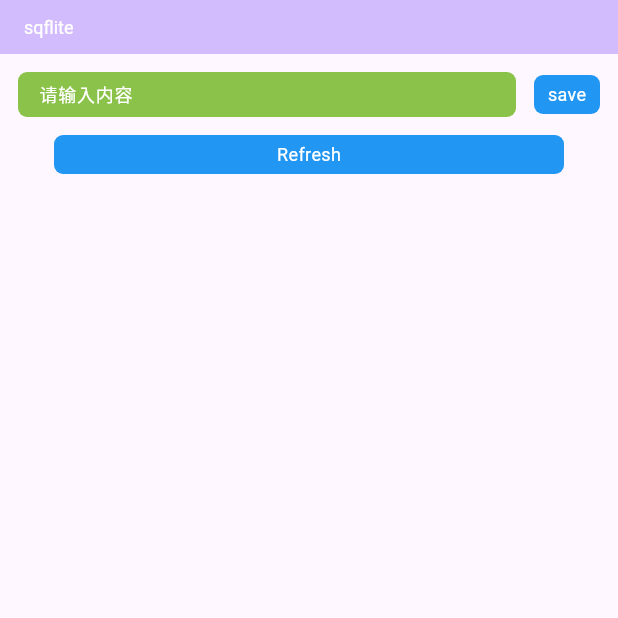
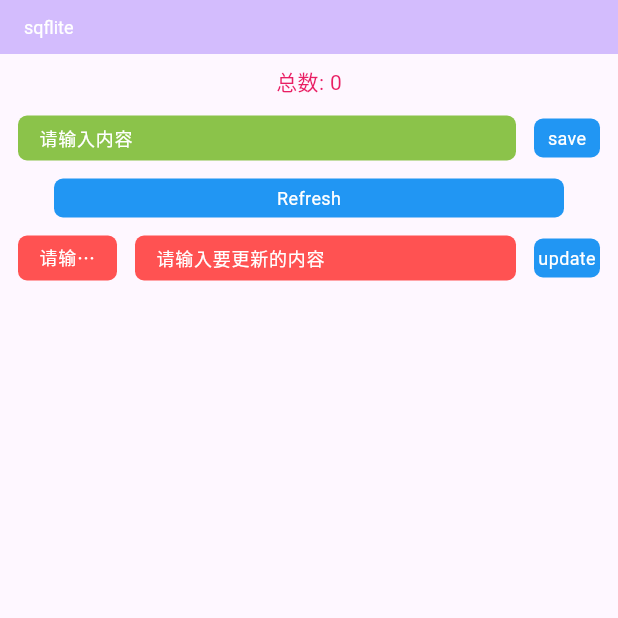
Before and after one commit to haganWu/chat_db, a Flutter app: the screen it shows after launch, after a tap on "save", on a phone screen of 412 x 824 dp, the top half of it. Run offline on Flutter 3.47's test engine with Material 2 defaults, Android fonts, the phone set to English and light mode, and no system bars; our stand-ins replace sqflite; accounts and stored records are empty.

Commit message:
完成数据库案例开发

```diff
--- a/lib/dao/note_dao.dart
+++ b/lib/dao/note_dao.dart
@@ -1,3 +1,4 @@
+import 'package:chat_db/model/NoteModel.dart';
 import 'package:sqflite/sqflite.dart';
 
 /// 数据表接口
@@ -6,9 +7,20 @@ abstract class ITable {
 }
 
 abstract class INote {
-  void saveNode(String content);
+  /// 保存笔记
+  void saveNote(NoteModel model);
 
-  Future<List<String>> getAllNote();
+  /// 删除笔记
+  void deleteNote(int id);
+
+  /// 更新笔记
+  void update(NoteModel model);
+
+  /// 获取笔记数量
+  Future<int> getNoteCount();
+
+  /// 获取所有笔记
+  Future<List<NoteModel>> getAllNote();
 }
 
 class NoteDao implements INote, ITable {
@@ -22,14 +34,30 @@ class NoteDao implements INote, ITable {
   }
 
   @override
-  Future<List<String>> getAllNote() async {
+  Future<List<NoteModel>> getAllNote() async {
     var results = await db.rawQuery('select * from $tableName');
-    var list = results.map((item) => item['content'] as String).toList();
+    var list = results.map((item) => NoteModel.fromJson(item)).toList();
     return list;
   }
 
   @override
-  void saveNode(String content) {
-    db.insert(tableName, {'content': content});
+  void saveNote(NoteModel model) {
+    db.insert(tableName, model.toJson());
+  }
+
+  @override
+  void deleteNote(int id) {
+    db.delete(tableName, where: 'id=$id');
+  }
+
+  @override
+  Future<int> getNoteCount() async {
+    var result = await db.query(tableName, columns: ['COUNT(*) as cnt']);
+    return result.first['cnt'] as int;
+  }
+
+  @override
+  void update(NoteModel model) {
+    db.update(tableName, model.toJson(), where: 'id=?', whereArgs: [model.id]);
   }
 }
--- a/lib/database/hi_storage.dart
+++ b/lib/database/hi_storage.dart
@@ -1,4 +1,5 @@
 import 'package:chat_db/dao/note_dao.dart';
+import 'package:chat_db/model/NoteModel.dart';
 import 'package:flutter/cupertino.dart';
 import 'package:sqflite/sqflite.dart';
 
@@ -39,12 +40,27 @@ class HiStorage implements INote {
   }
 
   @override
-  Future<List<String>> getAllNote() {
+  Future<List<NoteModel>> getAllNote() {
     return NoteDao(_db).getAllNote();
   }
 
   @override
-  void saveNode(String content) {
-    NoteDao(_db).saveNode(content);
+  void saveNote(NoteModel model) {
+    NoteDao(_db).saveNote(model);
+  }
+
+  @override
+  void deleteNote(int id) {
+    NoteDao(_db).deleteNote(id);
+  }
+
+  @override
+  Future<int> getNoteCount() {
+    return NoteDao(_db).getNoteCount();
+  }
+
+  @override
+  void update(NoteModel model) {
+    NoteDao(_db).update(model);
   }
 }
--- a/lib/im_db_page.dart
+++ b/lib/im_db_page.dart
@@ -1,4 +1,5 @@
 import 'package:chat_db/database/hi_storage.dart';
+import 'package:chat_db/model/NoteModel.dart';
 import 'package:flutter/material.dart';
 
 import 'dao/note_dao.dart';
@@ -13,9 +14,14 @@ class IMDBPage extends StatefulWidget {
 class _IMDBPageState extends State<IMDBPage> {
   late HiStorage storage;
   late INote noteDao;
-  List<String> noteList = [];
+  List<NoteModel> noteList = [];
   String _inputContent = '';
   final _controller = TextEditingController();
+  int? _updateId;
+  int _count = 0;
+  String _updateContent = '';
+  final _updateIdController = TextEditingController();
+  final _updateContentController = TextEditingController();
 
   get topInput {
     return Container(
@@ -64,12 +70,77 @@ class _IMDBPageState extends State<IMDBPage> {
   get bottomContent {
     return Expanded(
         child: Container(
-      padding: const EdgeInsets.only(left: 12, right: 12),
+      padding: const EdgeInsets.only(left: 12, top: 12, right: 12),
       child: ListView.builder(
         itemCount: noteList.length,
         itemBuilder: (BuildContext _, int index) => _itemWidget(index),
       ),
     ));
+  }
+
+  get updateWidget {
+    return Container(
+      margin: const EdgeInsets.only(left: 12, top: 12, right: 12),
+      child: Row(
+        mainAxisAlignment: MainAxisAlignment.spaceBetween,
+        children: [
+          Container(
+              margin: const EdgeInsets.only(right: 12),
+              width: 66,
+              child: TextField(
+                onChanged: (text) => _updateId = int.parse(text),
+                controller: _updateIdController,
+                cursorColor: Colors.red,
+                style: const TextStyle(fontSize: 12, color: Colors.white, fontWeight: FontWeight.w400),
+                // 输入框样式
+                decoration: InputDecoration(
+                    // 圆角
+                    border: OutlineInputBorder(borderRadius: BorderRadius.circular(6), borderSide: const BorderSide(width: 0, style: BorderStyle.none)),
+                    filled: true,
+                    // 输入框样式的大小约束
+                    constraints: const BoxConstraints(maxHeight: 30),
+                    fillColor: Colors.redAccent,
+                    contentPadding: const EdgeInsets.only(left: 10),
+                    hintStyle: const TextStyle(fontSize: 12, color: Colors.white),
+                    hintText: '请输入id'),
+              )),
+          Expanded(
+            child: TextField(
+              onChanged: (text) => _updateContent = text,
+              controller: _updateContentController,
+              cursorColor: Colors.red,
+              style: const TextStyle(fontSize: 12, color: Colors.white, fontWeight: FontWeight.w400),
+              // 输入框样式
+              decoration: InputDecoration(
+                  // 圆角
+                  border: OutlineInputBorder(borderRadius: BorderRadius.circular(6), borderSide: const BorderSide(width: 0, style: BorderStyle.none)),
+                  filled: true,
+                  // 输入框样式的大小约束
+                  constraints: const BoxConstraints(maxHeight: 30),
+                  fillColor: Colors.redAccent,
+                  contentPadding: const EdgeInsets.only(left: 10),
+                  hintStyle: const TextStyle(fontSize: 12, color: Colors.white),
+                  hintText: '请输入要更新的内容'),
+            ),
+          ),
+          Container(
+            margin: const EdgeInsets.only(left: 12),
+            width: 44,
+            height: 26,
+            decoration: BoxDecoration(color: Colors.blue, borderRadius: BorderRadius.circular(6)),
+            child: Center(
+              child: InkWell(
+                onTap: () => _doUpdate(_updateId, _updateContent),
+                child: const Text(
+                  'update',
+                  style: TextStyle(fontSize: 12, color: Colors.white),
+                ),
+              ),
+            ),
+          )
+        ],
+      ),
+    );
   }
 
   @override
@@ -89,6 +160,11 @@ class _IMDBPageState extends State<IMDBPage> {
           )),
       body: Column(
         children: [
+          const SizedBox(height: 8),
+          Text(
+            '总数: $_count',
+            style: const TextStyle(fontSize: 14, color: Colors.pink),
+          ),
           topInput,
           Container(
             margin: const EdgeInsets.only(left: 36, top: 12, right: 36),
@@ -104,6 +180,7 @@ class _IMDBPageState extends State<IMDBPage> {
               ),
             ),
           ),
+          updateWidget,
           bottomContent,
         ],
       ),
@@ -125,9 +202,19 @@ class _IMDBPageState extends State<IMDBPage> {
   ///保存数据
   void _doSave(String value) {
     if (value.isNotEmpty) {
-      noteDao.saveNode(value);
+      noteDao.saveNote(NoteModel(content: value));
       _loadAll();
       _controller.clear();
+    }
+  }
+
+  void _doUpdate(int? id, String content) {
+    debugPrint('_doUpdate id: $id --- content:$content');
+    if (id != null && content.isNotEmpty) {
+      noteDao.update(NoteModel(id: id, content: content));
+      _loadAll();
+      _updateContentController.clear();
+      _updateIdController.clear();
     }
   }
 
@@ -137,12 +224,49 @@ class _IMDBPageState extends State<IMDBPage> {
     setState(() {
       noteList = list;
     });
+    _getCount();
   }
 
   _itemWidget(int index) {
-    return Row(
-      mainAxisAlignment: MainAxisAlignment.spaceBetween,
-      children: [Text(noteList[index], style: const TextStyle(fontSize: 12, color: Colors.redAccent))],
+    NoteModel model = noteList[index];
+    // return Text('id: ${model.id}, content:${model.content}', style: const TextStyle(fontSize: 12, color: Colors.redAccent));
+    return SizedBox(
+      height: 28,
+      child: Row(
+        mainAxisAlignment: MainAxisAlignment.spaceBetween,
+        children: [
+          Text('${model.id} - ${model.content ?? ''}', style: const TextStyle(fontSize: 12, color: Colors.redAccent)),
+          Container(
+            margin: const EdgeInsets.only(left: 12),
+            width: 44,
+            height: 18,
+            decoration: BoxDecoration(color: Colors.blue, borderRadius: BorderRadius.circular(6)),
+            child: Center(
+              child: InkWell(
+                onTap: () => _doDelete(model.id),
+                child: const Text(
+                  'delete',
+                  style: TextStyle(fontSize: 10, color: Colors.white),
+                ),
+              ),
+            ),
+          )
+        ],
+      ),
     );
   }
+
+  _doDelete(int? id) {
+    if (id != null) {
+      noteDao.deleteNote(id);
+      _loadAll();
+    }
+  }
+
+  void _getCount() async {
+    var count = await noteDao.getNoteCount();
+    setState(() {
+      _count = count;
+    });
+  }
 }
--- /dev/null
+++ b/lib/model/NoteModel.dart
@@ -0,0 +1,21 @@
+class NoteModel {
+  int? id;
+  String? content;
+
+  NoteModel({
+    this.id,
+    this.content,
+  });
+
+  NoteModel.fromJson(Map<String, dynamic> json) {
+    id = json['id'];
+    content = json['content'];
+  }
+
+  Map<String, dynamic> toJson() {
+    final Map<String, dynamic> data = <String, dynamic>{};
+    data['id'] = id;
+    data['content'] = content;
+    return data;
+  }
+}
```
